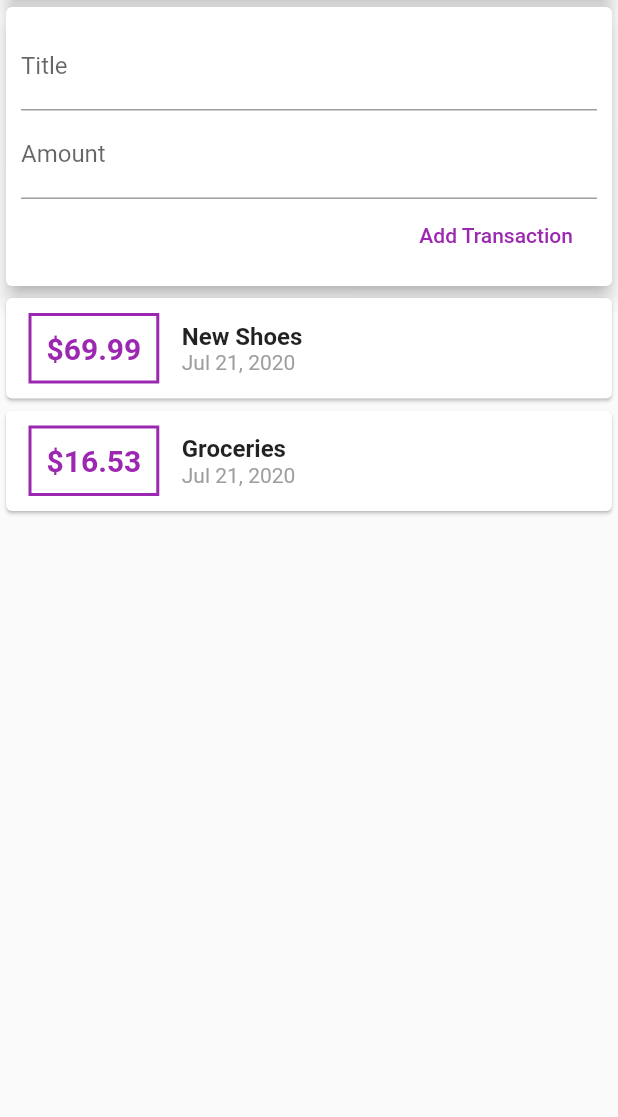
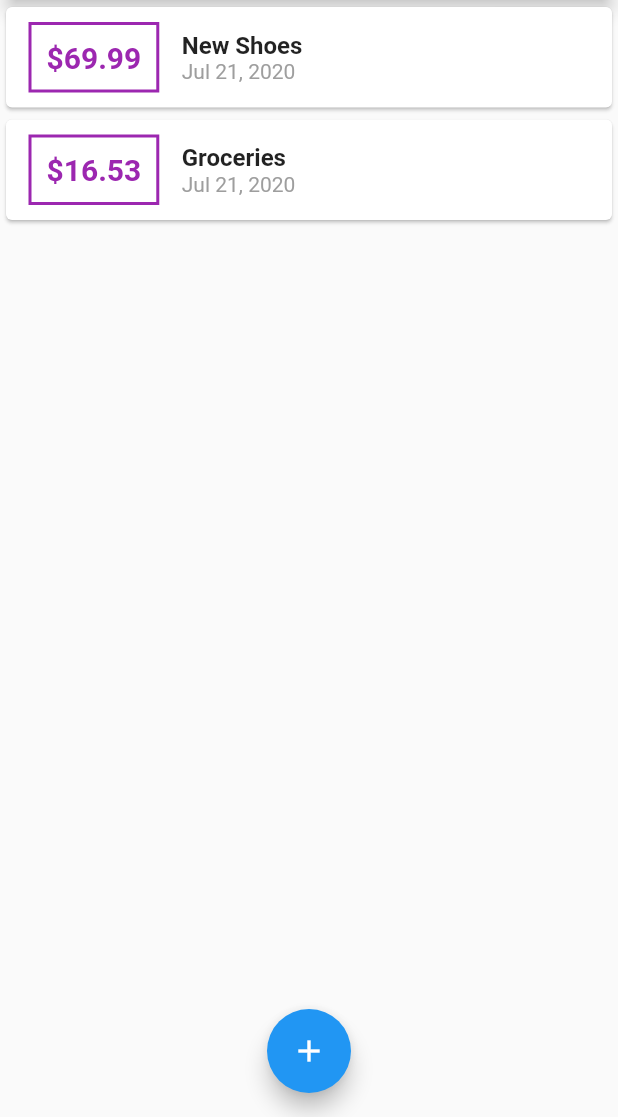
Before and after one commit to tdbranham/Simple_Financial_App, a Flutter app: the screen it shows after launch, on a phone screen of 412 x 824 dp, the part 119-1236 px from its top. Run offline on Flutter 3.47's test engine with Material 2 defaults, Android fonts, the phone set to English and light mode, and no system bars.

Commit message:
add modal sheet, remove user_transactions.dart

```diff
--- a/lib/main.dart
+++ b/lib/main.dart
@@ -1,6 +1,9 @@
+import 'package:Simple_Finance_App/widgets/transaction_list.dart';
 import 'package:flutter/material.dart';
 
-import './widgets/user_transactions.dart';
+import './widgets/new_transaction.dart';
+import './widgets/transaction_list.dart';
+import './models/transaction.dart';
 
 void main() => runApp(MyApp());
 
@@ -14,9 +17,55 @@ class MyApp extends StatelessWidget {
   }
 }
 
-class MyHomePage extends StatelessWidget {
+class MyHomePage extends StatefulWidget {
+  @override
+  _MyHomePageState createState() => _MyHomePageState();
+}
+
+class _MyHomePageState extends State<MyHomePage> {
   String titleInput;
   String amountInput;
+
+  final List<Transaction> _userTransactions = [
+    Transaction(
+      id: 't1',
+      title: 'New Shoes',
+      amount: 69.99,
+      date: DateTime.now(),
+    ),
+    Transaction(
+      id: 't2',
+      title: 'Groceries',
+      amount: 16.53,
+      date: DateTime.now(),
+    ),
+  ];
+
+  void _addNewTransaction(String txTitle, double txAmount) {
+    final newTx = Transaction(
+      title: txTitle,
+      amount: txAmount,
+      date: DateTime.now(),
+      id: DateTime.now().toString(),
+    );
+
+    setState(() {
+      _userTransactions.add(newTx);
+    });
+  }
+
+  void _startAddNewTransaction(BuildContext ctx) {
+    showModalBottomSheet(
+      context: ctx,
+      builder: (_) {
+        return GestureDetector(
+          onTap: () {},
+          child: NewTransaction(_addNewTransaction),
+          behavior: HitTestBehavior.opaque,
+        );
+      },
+    );
+  }
 
   @override
   Widget build(BuildContext context) {
@@ -26,7 +75,7 @@ class MyHomePage extends StatelessWidget {
         actions: <Widget>[
           IconButton(
             icon: Icon(Icons.add),
-            onPressed: () {},
+            onPressed: () => _startAddNewTransaction(context),
           ),
         ],
       ),
@@ -42,9 +91,14 @@ class MyHomePage extends StatelessWidget {
                 elevation: 5,
               ),
             ),
-            UserTransactions(),
+            TransactionList(_userTransactions),
           ],
         ),
+      ),
+      floatingActionButtonLocation: FloatingActionButtonLocation.centerFloat,
+      floatingActionButton: FloatingActionButton(
+        child: Icon(Icons.add),
+        onPressed: () => _startAddNewTransaction(context),
       ),
     );
   }
--- a/lib/widgets/user_transactions.dart
+++ /dev/null
@@ -1,50 +0,0 @@
-import 'package:flutter/material.dart';
-
-import './new_transaction.dart';
-import './transaction_list.dart';
-import '../models/transaction.dart';
-
-class UserTransactions extends StatefulWidget {
-  @override
-  _UserTransactionsState createState() => _UserTransactionsState();
-}
-
-class _UserTransactionsState extends State<UserTransactions> {
-  final List<Transaction> _userTransactions = [
-    Transaction(
-      id: 't1',
-      title: 'New Shoes',
-      amount: 69.99,
-      date: DateTime.now(),
-    ),
-    Transaction(
-      id: 't2',
-      title: 'Groceries',
-      amount: 16.53,
-      date: DateTime.now(),
-    ),
-  ];
-
-  void _addNewTransaction(String txTitle, double txAmount) {
-    final newTx = Transaction(
-      title: txTitle,
-      amount: txAmount,
-      date: DateTime.now(),
-      id: DateTime.now().toString(),
-    );
-
-    setState(() {
-      _userTransactions.add(newTx);
-    });
-  }
-
-  @override
-  Widget build(BuildContext context) {
-    return Column(
-      children: <Widget>[
-        NewTransaction(_addNewTransaction),
-        TransactionList(_userTransactions),
-      ],
-    );
-  }
-}
```
